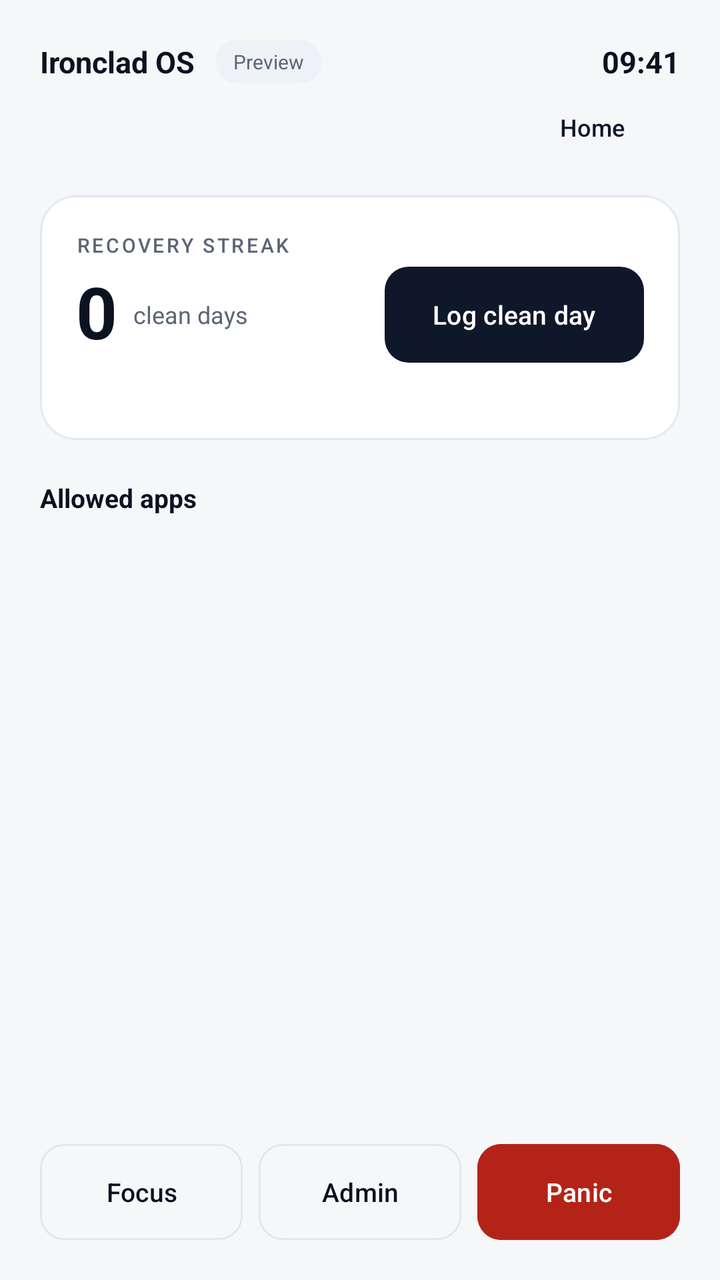
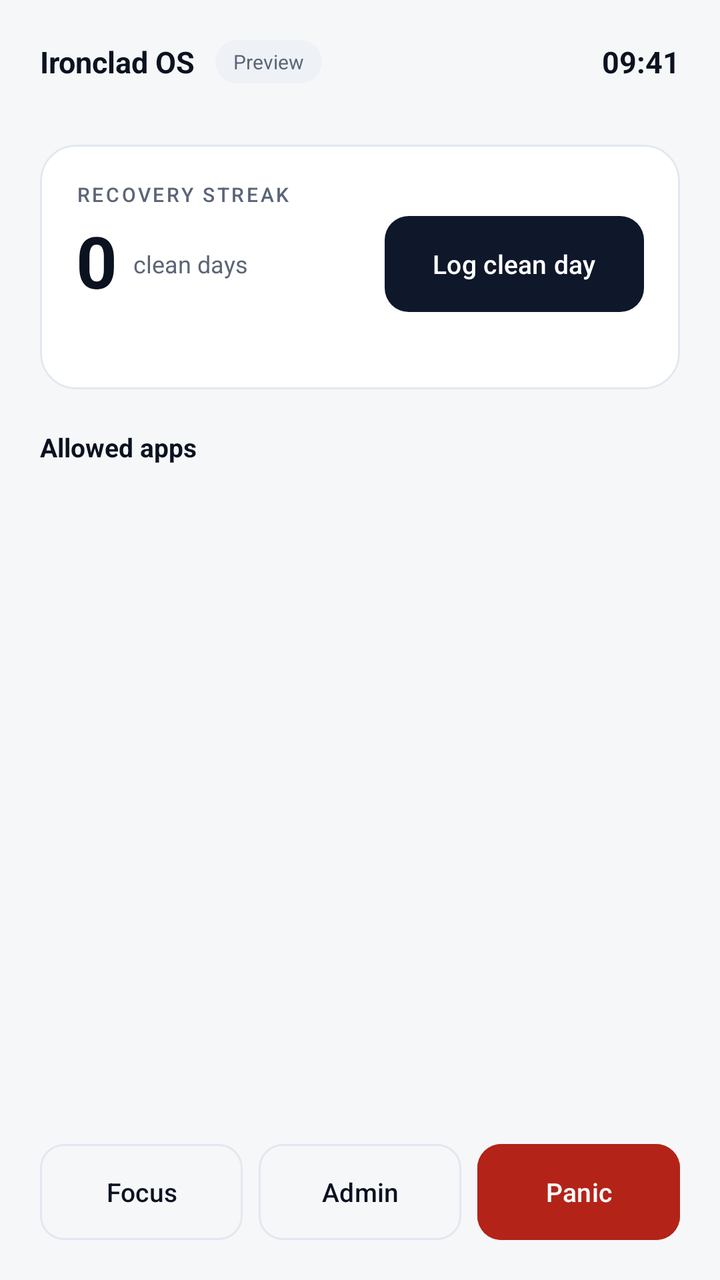

Screens rendered from an Android XML layout before and after an edit, with the pre-edit source and the edit as a unified diff.
<!-- AndroidManifest.xml: activity theme Theme.IroncladOS -->
<!-- res/layout/activity_kiosk_launcher.xml -->
<?xml version="1.0" encoding="utf-8"?>
<LinearLayout xmlns:android="http://schemas.android.com/apk/res/android"
    xmlns:app="http://schemas.android.com/apk/res-auto"
    android:id="@+id/root"
    android:layout_width="match_parent"
    android:layout_height="match_parent"
    android:background="@color/bg"
    android:orientation="vertical"
    android:padding="20dp">

    
    <LinearLayout
        android:layout_width="match_parent"
        android:layout_height="wrap_content"
        android:gravity="center_vertical"
        android:orientation="horizontal">

        <TextView
            android:layout_width="wrap_content"
            android:layout_height="wrap_content"
            android:text="@string/app_name"
            android:textColor="@color/text_primary"
            android:textSize="15sp"
            android:textStyle="bold" />

        <TextView
            android:id="@+id/ownerPill"
            android:layout_width="wrap_content"
            android:layout_height="wrap_content"
            android:layout_marginStart="10dp"
            android:background="@drawable/bg_pill"
            android:paddingStart="9dp"
            android:paddingTop="4dp"
            android:paddingEnd="9dp"
            android:paddingBottom="4dp"
            android:text="@string/pill_preview"
            android:textColor="@color/text_secondary"
            android:textSize="10sp" />

        <Space
            android:layout_width="0dp"
            android:layout_height="1dp"
            android:layout_weight="1" />

        <TextView
            android:id="@+id/batteryLabel"
            android:layout_width="wrap_content"
            android:layout_height="wrap_content"
            android:text=""
            android:textColor="@color/text_secondary"
            android:textDirection="ltr"
            android:textSize="11sp" />

        <TextView
            android:id="@+id/clock"
            android:layout_width="wrap_content"
            android:layout_height="wrap_content"
            android:layout_marginStart="10dp"
            android:text="@string/default_clock"
            android:textColor="@color/text_primary"
            android:textDirection="ltr"
            android:textSize="15sp"
            android:textStyle="bold" />
    </LinearLayout>

    <LinearLayout
        android:layout_width="match_parent"
        android:layout_height="wrap_content"
        android:layout_marginTop="2dp"
        android:gravity="center_vertical"
        android:orientation="horizontal">

        <TextView
            android:id="@+id/dateLabel"
            android:layout_width="0dp"
            android:layout_height="wrap_content"
            android:layout_weight="1"
            android:text=""
            android:textColor="@color/text_secondary"
            android:textSize="11sp" />

        
        <com.google.android.material.button.MaterialButton
            android:id="@+id/homeButton"
            style="@style/Widget.IroncladOS.Button.Text"
            android:layout_width="wrap_content"
            android:layout_height="wrap_content"
            android:text="@string/action_home" />
    </LinearLayout>

    
    <LinearLayout
        android:id="@+id/updateBanner"
        android:layout_width="match_parent"
        android:layout_height="wrap_content"
        android:layout_marginTop="10dp"
        android:background="@drawable/bg_pill"
        android:gravity="center_vertical"
        android:orientation="horizontal"
        android:paddingStart="12dp"
        android:paddingTop="6dp"
        android:paddingEnd="8dp"
        android:paddingBottom="6dp"
        android:visibility="gone">

        <TextView
            android:id="@+id/updateBannerText"
            android:layout_width="0dp"
            android:layout_height="wrap_content"
            android:layout_weight="1"
            android:text=""
            android:textAlignment="viewStart"
            android:textColor="@color/text_primary"
            android:textSize="12sp" />

        <com.google.android.material.button.MaterialButton
            android:id="@+id/updateButton"
            style="@style/Widget.IroncladOS.Button.Text"
            android:layout_width="wrap_content"
            android:layout_height="wrap_content"
            android:text="@string/update_action" />
    </LinearLayout>

    
    <TextView
        android:id="@+id/panicBanner"
        android:layout_width="match_parent"
        android:layout_height="wrap_content"
        android:layout_marginTop="12dp"
        android:background="@drawable/bg_pill"
        android:paddingStart="12dp"
        android:paddingTop="8dp"
        android:paddingEnd="12dp"
        android:paddingBottom="8dp"
        android:text=""
        android:textAlignment="viewStart"
        android:textColor="@color/danger"
        android:textSize="12sp"
        android:textStyle="bold"
        android:visibility="gone" />

    
    <LinearLayout
        android:id="@+id/modeBannerRow"
        android:layout_width="match_parent"
        android:layout_height="wrap_content"
        android:layout_marginTop="10dp"
        android:background="@drawable/bg_pill"
        android:gravity="center_vertical"
        android:orientation="horizontal"
        android:paddingStart="12dp"
        android:paddingTop="6dp"
        android:paddingEnd="8dp"
        android:paddingBottom="6dp"
        android:visibility="gone">

        <TextView
            android:id="@+id/modeBannerText"
            android:layout_width="0dp"
            android:layout_height="wrap_content"
            android:layout_weight="1"
            android:text=""
            android:textAlignment="viewStart"
            android:textColor="@color/text_primary"
            android:textSize="12sp" />

        <com.google.android.material.button.MaterialButton
            android:id="@+id/modeActionButton"
            style="@style/Widget.IroncladOS.Button.Text"
            android:layout_width="wrap_content"
            android:layout_height="wrap_content"
            android:text="@string/open_kiosk_browser" />
    </LinearLayout>

    
    <com.google.android.material.card.MaterialCardView
        style="@style/Widget.IroncladOS.Card"
        android:layout_width="match_parent"
        android:layout_height="wrap_content"
        android:layout_marginTop="14dp">

        <LinearLayout
            android:layout_width="match_parent"
            android:layout_height="wrap_content"
            android:orientation="vertical"
            android:padding="18dp">

            <TextView
                android:layout_width="wrap_content"
                android:layout_height="wrap_content"
                android:text="@string/eyebrow_recovery_streak"
                android:textAppearance="@style/TextAppearance.IroncladOS.Eyebrow" />

            <LinearLayout
                android:layout_width="match_parent"
                android:layout_height="wrap_content"
                android:layout_marginTop="4dp"
                android:gravity="center_vertical"
                android:orientation="horizontal">

                <TextView
                    android:id="@+id/streakValue"
                    android:layout_width="wrap_content"
                    android:layout_height="wrap_content"
                    android:includeFontPadding="false"
                    android:text="0"
                    android:textColor="@color/text_primary"
                    android:textDirection="ltr"
                    android:textSize="36sp"
                    android:textStyle="bold" />

                <TextView
                    android:layout_width="0dp"
                    android:layout_height="wrap_content"
                    android:layout_marginStart="8dp"
                    android:layout_weight="1"
                    android:text="@string/clean_days_label"
                    android:textAlignment="viewStart"
                    android:textColor="@color/text_secondary"
                    android:textSize="12sp" />

                <com.google.android.material.button.MaterialButton
                    android:id="@+id/markCleanDay"
                    style="@style/Widget.IroncladOS.Button"
                    android:layout_width="wrap_content"
                    android:layout_height="wrap_content"
                    android:layout_marginStart="8dp"
                    android:text="@string/log_clean_day" />
            </LinearLayout>

            <TextView
                android:id="@+id/streakMeta"
                android:layout_width="match_parent"
                android:layout_height="wrap_content"
                android:layout_marginTop="6dp"
                android:text=""
                android:textAlignment="viewStart"
                android:textColor="@color/text_secondary"
                android:textSize="11sp" />
        </LinearLayout>
    </com.google.android.material.card.MaterialCardView>

    
    <LinearLayout
        android:layout_width="match_parent"
        android:layout_height="wrap_content"
        android:layout_marginTop="20dp"
        android:gravity="center_vertical"
        android:orientation="horizontal">

        <TextView
            android:layout_width="wrap_content"
            android:layout_height="wrap_content"
            android:text="@string/allowed_apps_title"
            android:textColor="@color/text_primary"
            android:textSize="13sp"
            android:textStyle="bold" />

        <Space
            android:layout_width="0dp"
            android:layout_height="1dp"
            android:layout_weight="1" />

        <TextView
            android:id="@+id/appCount"
            android:layout_width="wrap_content"
            android:layout_height="wrap_content"
            android:text=""
            android:textColor="@color/text_secondary"
            android:textSize="11sp" />
    </LinearLayout>

    <androidx.recyclerview.widget.RecyclerView
        android:id="@+id/appGrid"
        android:layout_width="match_parent"
        android:layout_height="0dp"
        android:layout_marginTop="6dp"
        android:layout_weight="1"
        android:clipToPadding="false"
        android:overScrollMode="never"
        android:paddingBottom="6dp" />

    <TextView
        android:id="@+id/emptyApps"
        android:layout_width="match_parent"
        android:layout_height="0dp"
        android:layout_weight="1"
        android:gravity="center"
        android:text=""
        android:textColor="@color/text_secondary"
        android:textSize="13sp"
        android:visibility="gone" />

    
    <LinearLayout
        android:layout_width="match_parent"
        android:layout_height="wrap_content"
        android:layout_marginTop="12dp"
        android:orientation="horizontal">

        <com.google.android.material.button.MaterialButton
            android:id="@+id/focusButton"
            style="@style/Widget.IroncladOS.Button.Outlined"
            android:layout_width="0dp"
            android:layout_height="wrap_content"
            android:layout_weight="1"
            android:text="@string/action_focus" />

        <com.google.android.material.button.MaterialButton
            android:id="@+id/adminButton"
            style="@style/Widget.IroncladOS.Button.Outlined"
            android:layout_width="0dp"
            android:layout_height="wrap_content"
            android:layout_marginStart="8dp"
            android:layout_weight="1"
            android:text="@string/action_admin" />

        <com.google.android.material.button.MaterialButton
            android:id="@+id/panicButton"
            style="@style/Widget.IroncladOS.Button"
            android:layout_width="0dp"
            android:layout_height="wrap_content"
            android:layout_marginStart="8dp"
            android:layout_weight="1"
            android:backgroundTint="@color/danger"
            android:text="@string/action_panic"
            android:textColor="@color/white" />
    </LinearLayout>
</LinearLayout>
<!-- resources referenced by this layout -->
<resources>
  <color name="bg">#F6F7F9</color>
  <color name="danger">#B42318</color>
  <color name="text_primary">#0B1220</color>
  <color name="text_secondary">#5B6577</color>
  <color name="white">#FFFFFF</color>
  <!-- drawable bg_pill (drawable) -->
  <?xml version="1.0" encoding="utf-8"?>
  <shape xmlns:android="http://schemas.android.com/apk/res/android" android:shape="rectangle">
      <solid android:color="@color/pill_bg" />
      <corners android:radius="100dp" />
  </shape>
  <string name="action_admin">Admin</string>
  <string name="action_focus">Focus</string>
  <string name="action_home">Home</string>
  <string name="action_panic">Panic</string>
  <string name="allowed_apps_title">Allowed apps</string>
  <string name="app_name">Ironclad OS</string>
  <string name="clean_days_label">clean days</string>
  <string name="default_clock">09:41</string>
  <string name="eyebrow_recovery_streak">Recovery streak</string>
  <string name="log_clean_day">Log clean day</string>
  <string name="open_kiosk_browser">Open Kiosk Browser</string>
  <string name="pill_preview">Preview</string>
  <string name="update_action">Update</string>
  <style name="TextAppearance.IroncladOS.Eyebrow" parent="TextAppearance.Material3.LabelSmall">
          <item name="android:textSize">10sp</item>
          <item name="android:letterSpacing">0.12</item>
          <item name="android:textColor">@color/text_secondary</item>
          <item name="android:textAllCaps">true</item>
      </style>
  <style name="Widget.IroncladOS.Button" parent="Widget.Material3.Button">
          <item name="cornerRadius">12dp</item>
          <item name="android:minHeight">48dp</item>
          <item name="android:textAllCaps">false</item>
          <item name="android:textSize">13sp</item>
          <item name="android:insetTop">0dp</item>
          <item name="android:insetBottom">0dp</item>
      </style>
  <style name="Widget.IroncladOS.Button.Outlined" parent="Widget.Material3.Button.OutlinedButton">
          <item name="cornerRadius">12dp</item>
          <item name="android:minHeight">48dp</item>
          <item name="android:textAllCaps">false</item>
          <item name="android:textSize">13sp</item>
          <item name="strokeColor">@color/divider</item>
          <item name="android:textColor">@color/text_primary</item>
          <item name="android:insetTop">0dp</item>
          <item name="android:insetBottom">0dp</item>
      </style>
  <style name="Widget.IroncladOS.Button.Text" parent="Widget.Material3.Button.TextButton">
          <item name="android:textAllCaps">false</item>
          <item name="android:minHeight">40dp</item>
          <item name="android:textSize">12sp</item>
      </style>
  <style name="Widget.IroncladOS.Card" parent="Widget.Material3.CardView.Elevated">
          <item name="cardBackgroundColor">@color/surface</item>
          <item name="cardCornerRadius">18dp</item>
          <item name="cardElevation">0dp</item>
          <item name="strokeColor">@color/divider</item>
          <item name="strokeWidth">1dp</item>
      </style>
  <color name="pill_bg">#EEF2F6</color>
  <color name="divider">#E2E8F0</color>
  <color name="surface">#FFFFFF</color>
  <color name="surface_alt">#F0F2F5</color>
  <color name="brand">#0F172A</color>
  <color name="on_brand">#FFFFFF</color>
  <color name="brand_soft">#E2E8F0</color>
  <color name="accent">#0D9488</color>
  <style name="ThemeOverlay.IroncladOS.Dialog" parent="ThemeOverlay.Material3.MaterialAlertDialog">
          <item name="colorSurface">@color/surface</item>
          <item name="colorOnSurface">@color/text_primary</item>
      </style>
  <!-- unchanged entries left out for length: 1 -->
</resources>

<!-- the commit's change to res/layout/activity_kiosk_launcher.xml (unified diff, before → after) -->
@@ -79,13 +79,6 @@
             android:textColor="@color/text_secondary"
             android:textSize="11sp" />
 
-        
-        <com.google.android.material.button.MaterialButton
-            android:id="@+id/homeButton"
-            style="@style/Widget.IroncladOS.Button.Text"
-            android:layout_width="wrap_content"
-            android:layout_height="wrap_content"
-            android:text="@string/action_home" />
     </LinearLayout>
 
     
<!-- resource entries referenced after the edit -->
@@ -13,7 +13,6 @@
   </shape>
   <string name="action_admin">Admin</string>
   <string name="action_focus">Focus</string>
-  <string name="action_home">Home</string>
   <string name="action_panic">Panic</string>
   <string name="allowed_apps_title">Allowed apps</string>
   <string name="app_name">Ironclad OS</string>
